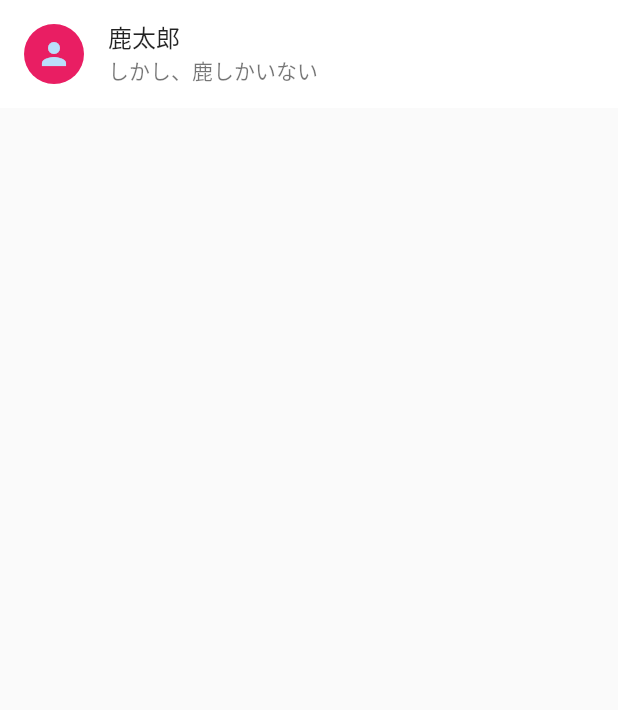
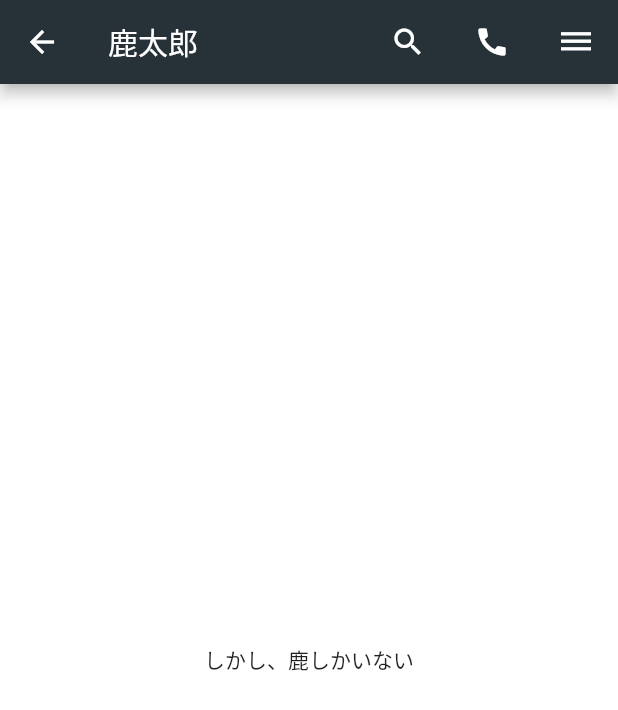
Before and after one commit to nguen1225/flutter_chat_app, a Flutter app: the Tile widget shown alone on an empty page, opened directly, after a tap on "鹿太郎", on a phone screen of 412 x 824 dp. Shown: the top 710 px of the screen. Run offline on Flutter 3.47's test engine with Material 2 defaults, Android fonts, the phone set to English and light mode, and no system bars; drawn by our look-alikes of flutter_slidable.

Commit message:
トークbody画面作成

```diff
--- a/lib/routes/chat_route.dart
+++ b/lib/routes/chat_route.dart
@@ -1,14 +1,50 @@
 import 'package:flutter/material.dart';
 
 class Chat extends StatelessWidget {
+  String username;
+  String message;
+
+  Chat({String username, String message}) {
+    this.username = username;
+    this.message = message;
+  }
+
   @override
   Widget build(BuildContext context) {
     return Scaffold(
       appBar: AppBar(
-        title: Text("チャット"),
+        title: Text(
+          this.username ?? "",
+        ),
+        actions: [
+          Padding(
+            padding: const EdgeInsets.all(4.0),
+            child: IconButton(
+              icon: Icon(Icons.search),
+              onPressed: () => {},
+            ),
+          ),
+          Padding(
+            padding: const EdgeInsets.all(4.0),
+            child: IconButton(
+              icon: Icon(Icons.call),
+              onPressed: () => {},
+            ),
+          ),
+          Padding(
+            padding: const EdgeInsets.all(4.0),
+            child: IconButton(
+              icon: Icon(Icons.dehaze),
+              onPressed: () => {},
+            ),
+          ),
+        ],
       ),
-      body: Center(child: Text("Chat")),
-      backgroundColor: Colors.cyan,
+      body: Center(
+          child: Text(
+        this.message ?? "",
+      )),
+      backgroundColor: Colors.white,
     );
   }
 }
--- a/lib/routes/talk.dart
+++ b/lib/routes/talk.dart
@@ -1,5 +1,6 @@
 import 'package:flutter/material.dart';
 import 'package:flutter_slidable/flutter_slidable.dart';
+import 'chat_route.dart';
 
 class Tile extends StatelessWidget {
   IconData icon;
@@ -26,7 +27,16 @@ class Tile extends StatelessWidget {
           ),
           title: Text(this.username),
           subtitle: Text(this.message),
-          onTap: () => {},
+          //トークをタップしたときのイベント
+          onTap: () => {
+            Navigator.push(
+                context,
+                MaterialPageRoute(
+                    builder: (context) => Chat(
+                          username: this.username,
+                          message: this.message,
+                        )))
+          },
         ),
       ),
       actions: <Widget>[
```
